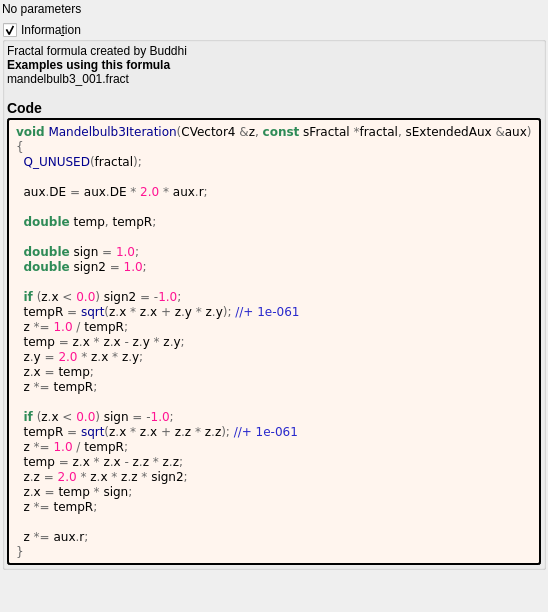
Old version of the form mandelbulber2/formula/ui/mandelbulb3.ui in the repository buddhi1980/mandelbulber2.
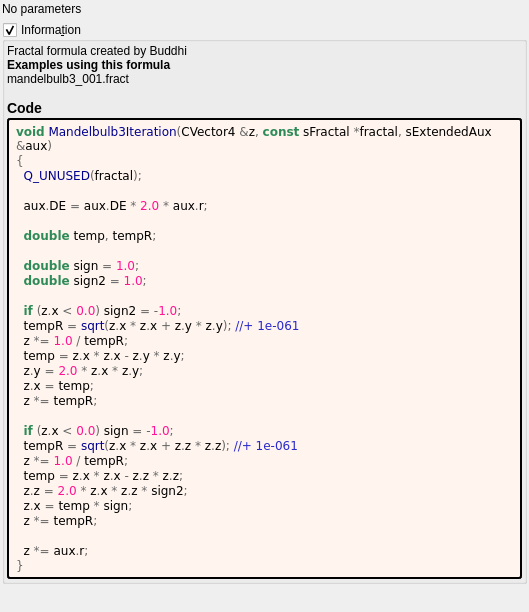
New version of the form. Custom widgets are drawn as their Qt base class.

Patch:
```diff
--- a/mandelbulber2/formula/ui/mandelbulb3.ui
+++ b/mandelbulber2/formula/ui/mandelbulb3.ui
@@ -85,7 +85,7 @@
         </property>
         <property name="text">
          <string notr="true">&lt;body style=&quot;background-color:#fff5ee&quot;&gt;
-&lt;pre style=&quot;color:#000000; background-color:#fff5ee;  font-family:&#039;Courier New&#039;,monospace;&quot;&gt;&lt;span style=&quot;color:#2e8b57; font-weight:bold&quot;&gt;void&lt;/span&gt; &lt;span style=&quot;color:#00008f&quot;&gt;Mandelbulb3Iteration&lt;/span&gt;&lt;span style=&quot;color:#676767&quot;&gt;(&lt;/span&gt;CVector4 &lt;span style=&quot;color:#676767&quot;&gt;&amp;amp;&lt;/span&gt;z&lt;span style=&quot;color:#676767&quot;&gt;,&lt;/span&gt; &lt;span style=&quot;color:#2e8b57; font-weight:bold&quot;&gt;const&lt;/span&gt; sFractal &lt;span style=&quot;color:#676767&quot;&gt;*&lt;/span&gt;fractal&lt;span style=&quot;color:#676767&quot;&gt;,&lt;/span&gt; sExtendedAux &lt;span style=&quot;color:#676767&quot;&gt;&amp;amp;&lt;/span&gt;aux&lt;span style=&quot;color:#676767&quot;&gt;)&lt;/span&gt;
+&lt;pre style=&quot;color:#000000; background-color:#fff5ee;  font-family:&#039;Courier New&#039;,monospace;white-space: pre-wrap;&quot;&gt;&lt;span style=&quot;color:#2e8b57; font-weight:bold&quot;&gt;void&lt;/span&gt; &lt;span style=&quot;color:#00008f&quot;&gt;Mandelbulb3Iteration&lt;/span&gt;&lt;span style=&quot;color:#676767&quot;&gt;(&lt;/span&gt;CVector4 &lt;span style=&quot;color:#676767&quot;&gt;&amp;amp;&lt;/span&gt;z&lt;span style=&quot;color:#676767&quot;&gt;,&lt;/span&gt; &lt;span style=&quot;color:#2e8b57; font-weight:bold&quot;&gt;const&lt;/span&gt; sFractal &lt;span style=&quot;color:#676767&quot;&gt;*&lt;/span&gt;fractal&lt;span style=&quot;color:#676767&quot;&gt;,&lt;/span&gt; sExtendedAux &lt;span style=&quot;color:#676767&quot;&gt;&amp;amp;&lt;/span&gt;aux&lt;span style=&quot;color:#676767&quot;&gt;)&lt;/span&gt;
 &lt;span style=&quot;color:#676767&quot;&gt;{&lt;/span&gt;
   &lt;span style=&quot;color:#00008f&quot;&gt;Q_UNUSED&lt;/span&gt;&lt;span style=&quot;color:#676767&quot;&gt;(&lt;/span&gt;fractal&lt;span style=&quot;color:#676767&quot;&gt;);&lt;/span&gt;
 
```
